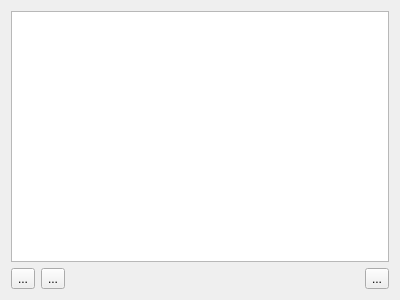
The window that src/profilemanagerwidget.ui (kriana/SilVerPLuM) describes before a commit, drawn with Qt 5.
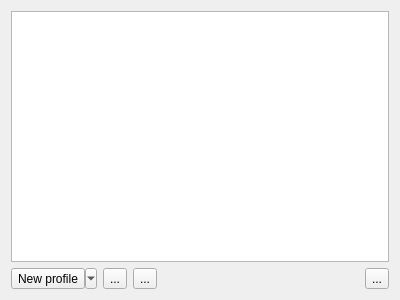
The same window after the commit. Icons and pictures are not drawn.

Commit message: + XNA/MonoGame wrapper for DLL Pipeline * DLL pipeline new correctly backups / restores + Profile import & export

```diff
--- a/src/profilemanagerwidget.ui
+++ b/src/profilemanagerwidget.ui
@@ -25,12 +25,18 @@
      <item>
       <widget class="QToolButton" name="profileAdd">
        <property name="text">
-        <string>...</string>
+        <string>New profile</string>
        </property>
        <property name="icon">
         <iconset theme="list-add">
          <normaloff>.</normaloff>.</iconset>
        </property>
+       <property name="popupMode">
+        <enum>QToolButton::MenuButtonPopup</enum>
+       </property>
+       <property name="toolButtonStyle">
+        <enum>Qt::ToolButtonFollowStyle</enum>
+       </property>
       </widget>
      </item>
      <item>
@@ -44,6 +50,19 @@
        </property>
       </widget>
      </item>
+     <item>
+      <widget class="QToolButton" name="btnExport">
+       <property name="toolTip">
+        <string>Export profile to file</string>
+       </property>
+       <property name="text">
+        <string>...</string>
+       </property>
+       <property name="icon">
+        <iconset theme="document-save-as"/>
+       </property>
+      </widget>
+     </item>
      <item>
       <spacer name="horizontalSpacer_4">
        <property name="orientation">
```
Left out of the diff: 17 changed lines with no effect on the pictures. The commit also changes 20 other files.
